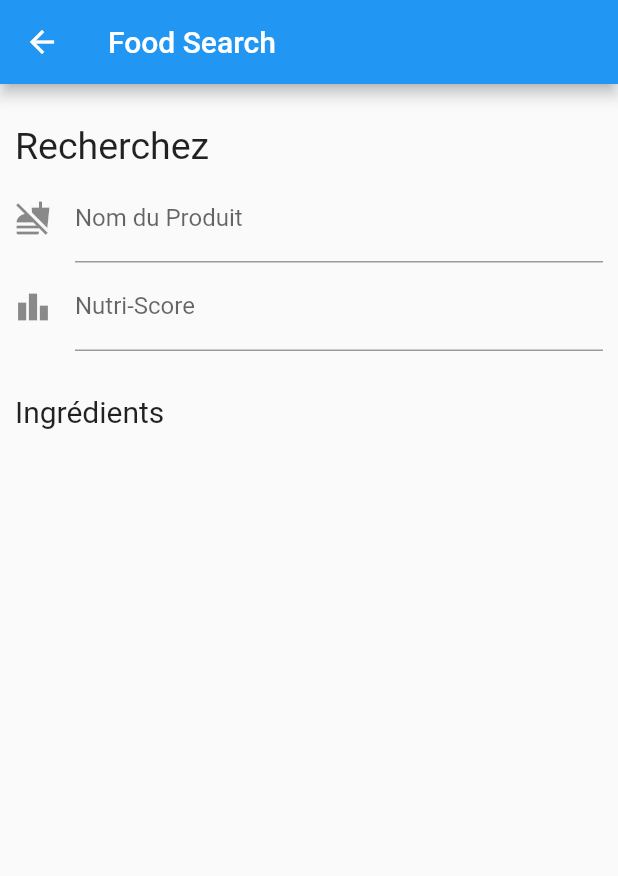
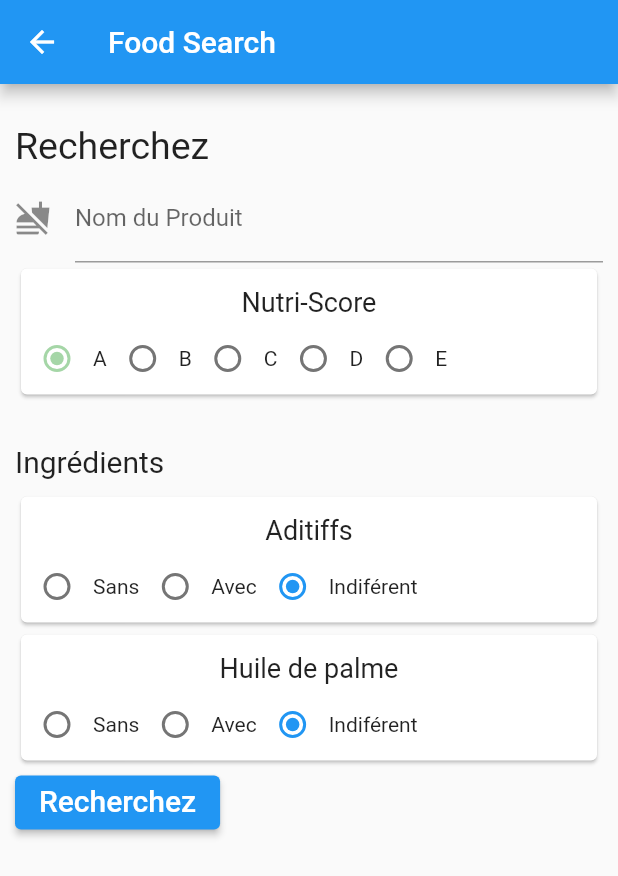
Before and after one commit to idkbutimlucas/flutterproject, a Flutter app: the Home screen opened directly, on a phone screen of 412 x 824 dp. Shown: the top 876 px of the screen. Run offline on Flutter 3.47's test engine with Material 2 defaults, Android fonts, the phone set to English and light mode, and no system bars; our stand-ins replace dio, flutter_riverpod; network calls fail; project files that could hold a hidden picture were left out.

Commit message:
Home page full
home page done

```diff
--- a/lib/widgets/routes/home/home.dart
+++ b/lib/widgets/routes/home/home.dart
@@ -1,11 +1,21 @@
 import 'package:flutter/material.dart';
 
-class Home extends StatelessWidget {
+class Home extends StatefulWidget {
   const Home({Key? key}) : super(key: key);
+
+  @override
+  State<Home> createState() => _HomeState();
+}
+
+class _HomeState extends State<Home> {
+  String nutriscore = "a";
+  String additif = "indiférent";
+  String palme = "indiférent";
 
   @override
   Widget build(BuildContext context) {
     // TODO: implement build
+
     return Scaffold(
         appBar: AppBar(
           title: const Text("Food Search"),
@@ -14,13 +24,13 @@ class Home extends StatelessWidget {
           padding: const EdgeInsets.all(10.0),
           child: Column(
               crossAxisAlignment: CrossAxisAlignment.start,
-              children: const <Widget>[
-                Text(
+              children: <Widget>[
+                const Text(
                   "Recherchez",
                   textAlign: TextAlign.center,
                   style: TextStyle(height: 2, fontSize: 25),
                 ),
-                TextField(
+                const TextField(
                   decoration: InputDecoration(
                     labelText: 'Nom du Produit',
                     hintText: 'Entrez le nom du Produit',
@@ -28,20 +38,174 @@ class Home extends StatelessWidget {
                   ),
                   keyboardType: TextInputType.text,
                 ),
-                TextField(
-                  decoration: InputDecoration(
-                    labelText: 'Nutri-Score',
-                    hintText: 'Entrez la lettre du nutri-score',
-                    icon: Icon(Icons.leaderboard),
-                  ),
-                  keyboardType: TextInputType.text,
-                ),
-                Text(
+                Card(
+                    child: Column(
+                  children: [
+                    const Text(
+                      'Nutri-Score',
+                      textAlign: TextAlign.left,
+                      style: TextStyle(height: 2, fontSize: 18),
+                    ),
+                    Row(
+                      children: [
+                        Radio(
+                          value: "a",
+                          groupValue: nutriscore,
+                          onChanged: nutriscoreMethod,
+                          activeColor: Colors.green[200],
+                        ),
+                        const Text("A"),
+                        Radio(
+                          value: "b",
+                          groupValue: nutriscore,
+                          onChanged: nutriscoreMethod,
+                          activeColor: Colors.green[100],
+                        ),
+                        const Text("B"),
+                        Radio(
+                          value: "c",
+                          groupValue: nutriscore,
+                          onChanged: nutriscoreMethod,
+                          activeColor: Colors.yellow,
+                        ),
+                        const Text("C"),
+                        Radio(
+                          value: "d",
+                          groupValue: nutriscore,
+                          onChanged: nutriscoreMethod,
+                          activeColor: Colors.orange,
+                        ),
+                        const Text("D"),
+                        Radio(
+                          value: "e",
+                          groupValue: nutriscore,
+                          onChanged: nutriscoreMethod,
+                          activeColor: Colors.red,
+                        ),
+                        const Text("E"),
+                      ],
+                    )
+                  ],
+                )),
+                // const TextField(
+                //   decoration: InputDecoration(
+                //     labelText: 'Nutri-Score',
+                //     hintText: 'Entrez la lettre du nutri-score',
+                //     icon: Icon(Icons.leaderboard),
+                //   ),
+                //   keyboardType: TextInputType.text,
+                // ),
+                const Text(
                   "Ingrédients",
                   textAlign: TextAlign.left,
                   style: TextStyle(height: 3, fontSize: 20),
                 ),
+                Card(
+                    child: Column(
+                  children: [
+                    const Text(
+                      'Aditiffs',
+                      textAlign: TextAlign.left,
+                      style: TextStyle(height: 2, fontSize: 18),
+                    ),
+                    Row(
+                      children: [
+                        Radio(
+                          value: "sans",
+                          groupValue: additif,
+                          onChanged: additifMethod,
+                          activeColor: Colors.blue,
+                        ),
+                        const Text("Sans"),
+                        Radio(
+                          value: "avec",
+                          groupValue: additif,
+                          onChanged: additifMethod,
+                          activeColor: Colors.blue,
+                        ),
+                        const Text("Avec"),
+                        Radio(
+                          value: "indiférent",
+                          groupValue: additif,
+                          onChanged: additifMethod,
+                          activeColor: Colors.blue,
+                        ),
+                        const Text("Indiférent"),
+                      ],
+                    )
+                  ],
+                )),
+                Card(
+                    child: Column(
+                  children: [
+                    const Text(
+                      'Huile de palme',
+                      textAlign: TextAlign.left,
+                      style: TextStyle(height: 2, fontSize: 18),
+                    ),
+                    Row(
+                      children: [
+                        Radio(
+                          value: "sans",
+                          groupValue: palme,
+                          onChanged: palmeMethod,
+                          activeColor: Colors.blue,
+                        ),
+                        const Text("Sans"),
+                        Radio(
+                          value: "avec",
+                          groupValue: palme,
+                          onChanged: palmeMethod,
+                          activeColor: Colors.blue,
+                        ),
+                        const Text("Avec"),
+                        Radio(
+                          value: "indiférent",
+                          groupValue: palme,
+                          onChanged: palmeMethod,
+                          activeColor: Colors.blue,
+                        ),
+                        const Text("Indiférent"),
+                      ],
+                    )
+                  ],
+                )),
+                ElevatedButton(
+                    onPressed: () {
+                      if (_dropdownFormKey.currentState!.validate()) {
+                        //valid flow
+                      }
+                    },
+                    child: const Text(
+                      "Recherchez",
+                      textAlign: TextAlign.center,
+                      style: TextStyle(height: 1, fontSize: 20),
+                    ))
               ]),
         ));
   }
+
+  void nutriscoreMethod(value) {
+    setState(() {
+      nutriscore = value as String;
+    });
+  }
+
+  void additifMethod(value) {
+    setState(() {
+      additif = value as String;
+    });
+  }
+
+  void palmeMethod(value) {
+    setState(() {
+      palme = value as String;
+    });
+  }
 }
+
+// ignore: camel_case_types
+class _dropdownFormKey {
+  // ignore: prefer_typing_uninitialized_variables
+  static var currentState;
+}
```
